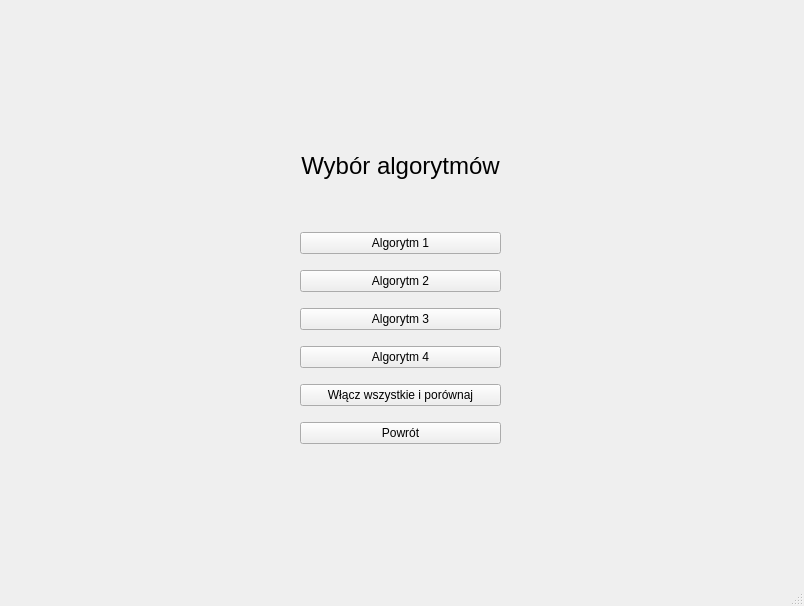
Old version of the form mainwindow.ui in the repository HoroOrangeWolf/SalesmanProjectQT.
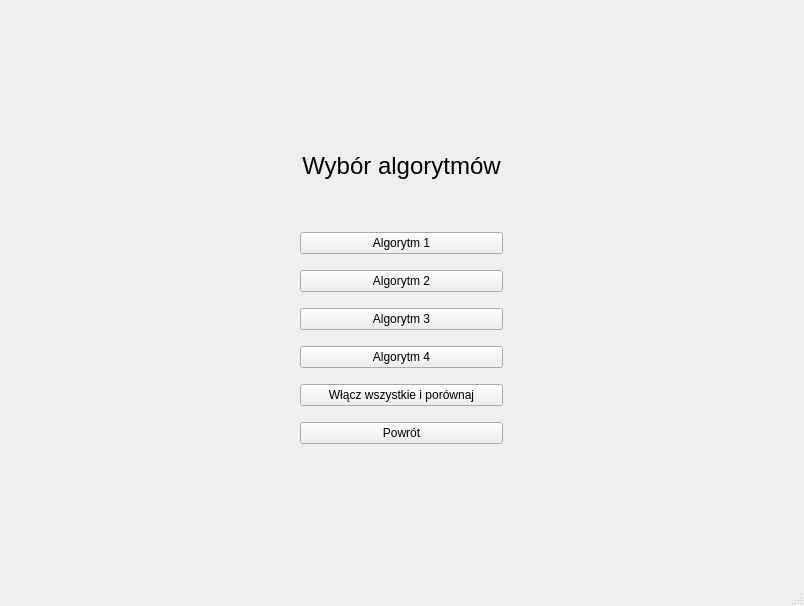
New version of the form. The open tabs and pages were chosen to show the change.

What changed in the file:
```diff
--- a/mainwindow.ui
+++ b/mainwindow.ui
@@ -326,7 +326,7 @@
        <rect>
         <x>0</x>
         <y>0</y>
-        <width>801</width>
+        <width>803</width>
         <height>561</height>
        </rect>
       </property>
```
Left out of the diff: 2 changed lines with no effect on the pictures.
